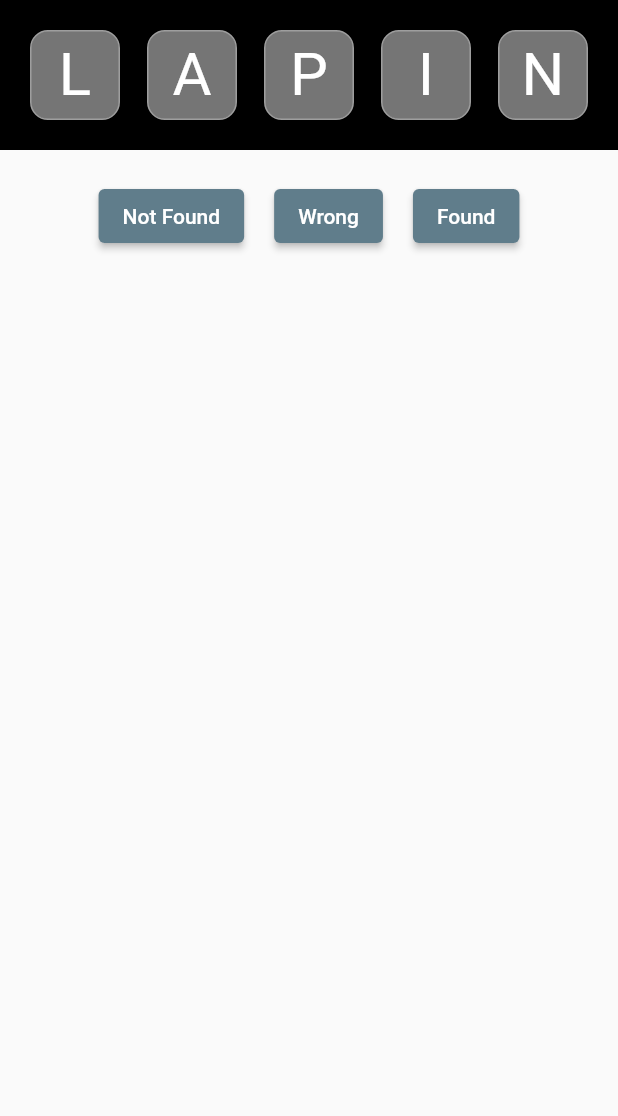
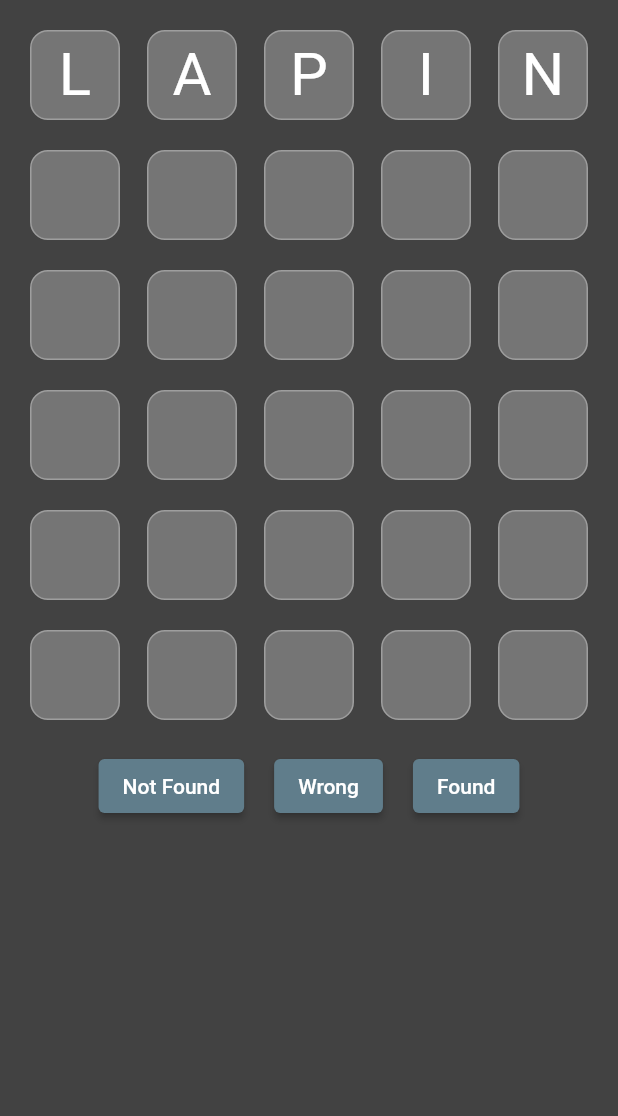
Before and after one commit to jdemorcy/motus, a Flutter app: the screen it shows after launch, after a tap on "Not Found", on a phone screen of 412 x 824 dp, the part 120-1236 px from its top. Run offline on Flutter 3.47's test engine with Material 2 defaults, Android fonts, the phone set to English and light mode, and no system bars.

Commit message:
Stable version - Automatic grid generation and attributes assignement to the squares

```diff
--- a/lib/main.dart
+++ b/lib/main.dart
@@ -1,5 +1,7 @@
 import 'package:flutter/material.dart';
+import 'package:flutter/widgets.dart';
 import 'package:motus/shared/constants.dart';
+import 'package:motus/tools/row_builder.dart';
 
 void main() {
   runApp(const MyApp());
@@ -32,40 +34,37 @@ class MyHomePage extends StatefulWidget {
 
 class _MyHomePageState extends State<MyHomePage> {
 
-  String letter1 = '';
-  String letter2 = '';
-  String letter3 = '';
-  String letter4 = '';
-  String letter5 = '';
+  void evaluateLetter({String? result, String? ref}) {
 
-  Map<String,String> mapLetters = {
-    'letter_1': "L",
-    'letter_2': "A",
-    'letter_3': "P",
-    'letter_4': "I",
-    'letter_5': "N",
-  };
+    setState(() {
+      if (result == 'found') {
+        mapSquareDecoration[ref!] = letterDecorationFoundRightPosition;
+      }
+      if (result == 'notFound') {
+        mapSquareDecoration[ref!] = letterDecorationNotFound;
+      }
+      if (result == 'wrongPosition') {
+        mapSquareDecoration[ref!] = letterDecorationFoundWrongPosition;
+      }
 
-  Map<String,BoxDecoration> mapLettersDecoration = {
-    'letter_1': letterDecorationNotFound,
-    'letter_2': letterDecorationNotFound,
-    'letter_3': letterDecorationNotFound,
-    'letter_4': letterDecorationNotFound,
-    'letter_5': letterDecorationNotFound,
-  };
+    });
 
+  }
 
-  void evaluateLetter({String? res, String? target}) {
-    setState(() {
-      if(res == 'found') mapLettersDecoration[target!] = letterDecorationFoundRightPosition;
-      if(res == 'notFound') mapLettersDecoration[target!] = letterDecorationNotFound;
-      if(res == 'wrongPosition') mapLettersDecoration[target!] = letterDecorationFoundWrongPosition;
-    });
+  List<Widget> printRow({int? rowNum}) {
+    var lst = <Widget>[];
+    var ref;
+
+    for(var i=1; i<=5; i++) {
+      ref = rowNum.toString() + i.toString();
+      lst.add(RowBuilder(ref: ref));
+    }
+
+    return lst;
   }
 
   @override
   Widget build(BuildContext context) {
-
     return Scaffold(
       appBar: AppBar(
         toolbarHeight: 80.0,
@@ -77,112 +76,71 @@ class _MyHomePageState extends State<MyHomePage> {
         ),
         elevation: 0.0,
       ),
-      body: Column(
-        children: <Widget>[
+      body:
       Container(
         padding: const EdgeInsets.all(20.0),
-          color: Colors.black,
-          child: Row(
+        color: Colors.grey[800],
+        child: Column(
+          children: [
+            // Grid
+            Row(
               crossAxisAlignment: CrossAxisAlignment.center,
               mainAxisAlignment: MainAxisAlignment.spaceBetween,
-            children: <Widget>[
-              // Letter #1
-              Container(
-              width: 60.0,
-              height: 60.0,
-              padding: EdgeInsets.fromLTRB(10.0, 5.0, 10.0, 10.0),
-              decoration: mapLettersDecoration['letter_1'],
-              child: Text(
-                mapLetters['letter_1']!,
-                textAlign: TextAlign.center,
-                style: const TextStyle(
-                  fontSize: 40.0,
-                  color: Colors.white,
-                ),
-              ),
-            ),
-              SizedBox(width: 10.0),
-
-              // Letter #2
-              Container(
-                width: 60.0,
-                height: 60.0,
-                padding: EdgeInsets.fromLTRB(10.0, 5.0, 10.0, 10.0),
-                decoration: mapLettersDecoration['letter_2'],
-                child: Text(
-                  mapLetters['letter_2']!,
-                  textAlign: TextAlign.center,
-                  style: const TextStyle(
-                    fontSize: 40.0,
-                    color: Colors.white,
-                  ),
-                ),
-              ),
-              SizedBox(width: 10.0),
-
-              // Letter #3
-              Container(
-                width: 60.0,
-                height: 60.0,
-                padding: EdgeInsets.fromLTRB(10.0, 5.0, 10.0, 10.0),
-                decoration: mapLettersDecoration['letter_3'],
-                child: Text(
-                  mapLetters['letter_3']!,
-                  textAlign: TextAlign.center,
-                  style: const TextStyle(
-                    fontSize: 40.0,
-                    color: Colors.white,
-                  ),
-                ),
-              ),
-              SizedBox(width: 10.0),
-
-              // Letter #4
-              Container(
-                width: 60.0,
-                height: 60.0,
-                padding: EdgeInsets.fromLTRB(10.0, 5.0, 10.0, 10.0),
-                decoration: mapLettersDecoration['letter_4'],
-                child: Text(
-                  mapLetters['letter_4']!,
-                  textAlign: TextAlign.center,
-                  style: const TextStyle(
-                    fontSize: 40.0,
-                    color: Colors.white,
-                  ),
-                ),
-              ),
-              SizedBox(width: 10.0),
-
-              // Letter #5
-              Container(
-                width: 60.0,
-                height: 60.0,
-                padding: EdgeInsets.fromLTRB(10.0, 5.0, 10.0, 10.0),
-                decoration: mapLettersDecoration['letter_5'],
-                child: Text(
-                  mapLetters['letter_5']!,
-                  textAlign: TextAlign.center,
-                  style: const TextStyle(
-                    fontSize: 40.0,
-                    color: Colors.white,
-                  ),
-                ),
+              children: printRow(rowNum: 1),
             ),
 
-            ],
-          ),
-        ),
             SizedBox(height: 20.0),
 
-          // Action buttons
+            Row(
+              crossAxisAlignment: CrossAxisAlignment.center,
+              mainAxisAlignment: MainAxisAlignment.spaceBetween,
+              children: printRow(rowNum: 2),
+            ),
+
+            SizedBox(height: 20.0),
+
+            Row(
+              crossAxisAlignment: CrossAxisAlignment.center,
+              mainAxisAlignment: MainAxisAlignment.spaceBetween,
+              children: printRow(rowNum: 3),
+            ),
+
+            SizedBox(height: 20.0),
+
+            Row(
+              crossAxisAlignment: CrossAxisAlignment.center,
+              mainAxisAlignment: MainAxisAlignment.spaceBetween,
+              children: printRow(rowNum: 4),
+            ),
+
+            SizedBox(height: 20.0),
+
+            Row(
+              crossAxisAlignment: CrossAxisAlignment.center,
+              mainAxisAlignment: MainAxisAlignment.spaceBetween,
+              children: printRow(rowNum: 5),
+            ),
+
+            SizedBox(height: 20.0),
+
+            Row(
+              crossAxisAlignment: CrossAxisAlignment.center,
+              mainAxisAlignment: MainAxisAlignment.spaceBetween,
+              children: printRow(rowNum: 6),
+            ),
+
+            SizedBox(height: 20.0),
+
+            // Buttons
             Row(
                 mainAxisAlignment: MainAxisAlignment.center,
                 children: <Widget>[
                   ElevatedButton(
-                onPressed: () => evaluateLetter(res: 'notFound', target: 'letter_2'),
+                    onPressed: () =>
+                       evaluateLetter(result: 'notFound', ref:'25'),
                     style: ButtonStyle(
-                    backgroundColor: MaterialStateProperty.all(Colors.blueGrey)
+                        backgroundColor: MaterialStateProperty.all(
+                            Colors.blueGrey)
                     ),
                     child: const Text(
                       'Not Found',
@@ -191,9 +149,11 @@ class _MyHomePageState extends State<MyHomePage> {
                   SizedBox(width: 20.0),
 
                   ElevatedButton(
-                onPressed: () => evaluateLetter(res: 'wrongPosition', target: 'letter_2'),
+                    onPressed: () =>
+                        evaluateLetter(result: 'wrongPosition', ref:'25'),
                     style: ButtonStyle(
-                    backgroundColor: MaterialStateProperty.all(Colors.blueGrey)
+                        backgroundColor: MaterialStateProperty.all(
+                            Colors.blueGrey)
                     ),
                     child: const Text(
                       'Wrong',
@@ -202,9 +162,11 @@ class _MyHomePageState extends State<MyHomePage> {
                   SizedBox(width: 20.0),
 
                   ElevatedButton(
-                onPressed: () => evaluateLetter(res: 'found', target: 'letter_2'),
+                    onPressed: () =>
+                        evaluateLetter(result:'found', ref:'12'),
                     style: ButtonStyle(
-                    backgroundColor: MaterialStateProperty.all(Colors.blueGrey)
+                        backgroundColor: MaterialStateProperty.all(
+                            Colors.blueGrey)
                     ),
                     child: const Text(
                       'Found',
@@ -212,8 +174,11 @@ class _MyHomePageState extends State<MyHomePage> {
                   ),
                 ]
             ),
-        ]
+          ],
+
         ),
+      ),
+
     );
   }
 }
--- a/lib/shared/constants.dart
+++ b/lib/shared/constants.dart
@@ -33,3 +33,87 @@ BoxDecoration letterDecorationFoundRightPosition = BoxDecoration(
     ),
     borderRadius: BorderRadius.circular(12)
 );
+
+// Variables related to the state and content of the squares
+// ---------------------------------------------------------
+
+Map<String,String> mapLetterValue = {
+
+  '11': 'L',
+  '12': 'A',
+  '13': 'P',
+  '14': 'I',
+  '15': 'N',
+
+  '21': '',
+  '22': '',
+  '23': '',
+  '24': '',
+  '25': '',
+
+  '31': '',
+  '32': '',
+  '33': '',
+  '34': '',
+  '35': '',
+
+
+  '41': '',
+  '42': '',
+  '43': '',
+  '44': '',
+  '45': '',
+
+  '51': '',
+  '52': '',
+  '53': '',
+  '54': '',
+  '55': '',
+
+  '61': '',
+  '62': '',
+  '63': '',
+  '64': '',
+  '65': '',
+
+};
+
+
+Map<String,BoxDecoration> mapSquareDecoration = {
+  '11': letterDecorationNotFound,
+  '12': letterDecorationNotFound,
+  '13': letterDecorationNotFound,
+  '14': letterDecorationNotFound,
+  '15': letterDecorationNotFound,
+
+  '21': letterDecorationNotFound,
+  '22': letterDecorationNotFound,
+  '23': letterDecorationNotFound,
+  '24': letterDecorationNotFound,
+  '25': letterDecorationNotFound,
+
+  '31': letterDecorationNotFound,
+  '32': letterDecorationNotFound,
+  '33': letterDecorationNotFound,
+  '34': letterDecorationNotFound,
+  '35': letterDecorationNotFound,
+
+  '41': letterDecorationNotFound,
+  '42': letterDecorationNotFound,
+  '43': letterDecorationNotFound,
+  '44': letterDecorationNotFound,
+  '45': letterDecorationNotFound,
+
+  '51': letterDecorationNotFound,
+  '52': letterDecorationNotFound,
+  '53': letterDecorationNotFound,
+  '54': letterDecorationNotFound,
+  '55': letterDecorationNotFound,
+
+  '61': letterDecorationNotFound,
+  '62': letterDecorationNotFound,
+  '63': letterDecorationNotFound,
+  '64': letterDecorationNotFound,
+  '65': letterDecorationNotFound,
+
+};
--- /dev/null
+++ b/lib/tools/row_builder.dart
@@ -0,0 +1,27 @@
+import 'package:flutter/material.dart';
+import 'package:motus/shared/constants.dart';
+
+class RowBuilder extends StatelessWidget {
+
+  String ref;
+
+  RowBuilder({required this.ref});
+
+  @override
+  Widget build(BuildContext context) {
+    return Container(
+      width: 60.0,
+      height: 60.0,
+      padding: EdgeInsets.fromLTRB(10.0, 5.0, 10.0, 10.0),
+      decoration: mapSquareDecoration[ref],
+      child: Text(
+        mapLetterValue[ref]!,
+        textAlign: TextAlign.center,
+        style: const TextStyle(
+          fontSize: 40.0,
+          color: Colors.white,
+        ),
+      ),
+    );
+  }
+}
```
Lines whose indentation alone changed are shown as unchanged.
